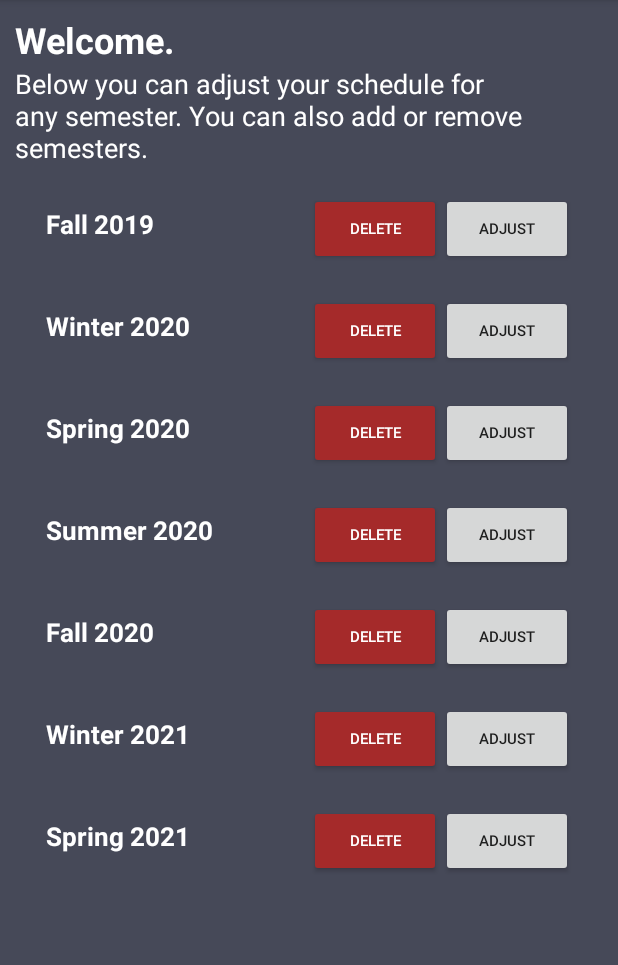
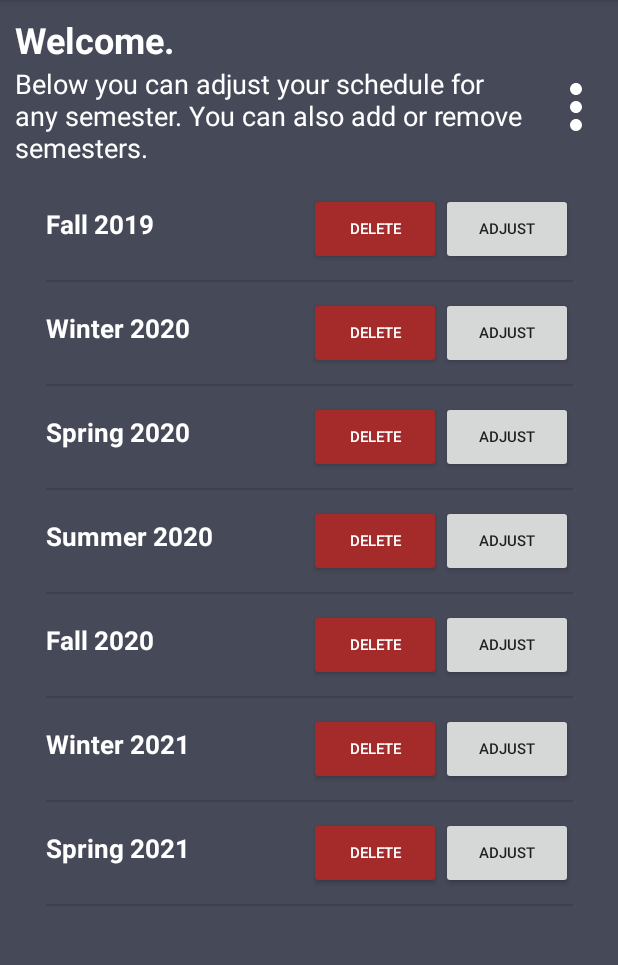
Before and after one commit to jacksonludwig/CSE248, an Android app: the screen it shows after launch (MainActivity), on a phone screen of 412 x 824 dp, the part 84-1049 px from its top. Run offline under Robolectric (Android 15) with nearby library versions, the phone set to English and light mode, and no system bars.

Commit message:
placeholder add semester button

```diff
--- a/CSScheduleMaker/app/build.gradle
+++ b/CSScheduleMaker/app/build.gradle
@@ -10,6 +10,7 @@ android {
         versionCode 1
         versionName "1.0"
         testInstrumentationRunner "androidx.test.runner.AndroidJUnitRunner"
+        android.defaultConfig.vectorDrawables.useSupportLibrary = true
     }
     buildTypes {
         release {
--- a/CSScheduleMaker/app/src/main/java/com/example/csschedulemaker/MainActivity.java
+++ b/CSScheduleMaker/app/src/main/java/com/example/csschedulemaker/MainActivity.java
@@ -1,8 +1,10 @@
 package com.example.csschedulemaker;
 
 import androidx.appcompat.app.AppCompatActivity;
+import androidx.recyclerview.widget.DividerItemDecoration;
 import androidx.recyclerview.widget.LinearLayoutManager;
 import androidx.recyclerview.widget.RecyclerView;
+import androidx.recyclerview.widget.StaggeredGridLayoutManager;
 
 import android.os.Bundle;
 
@@ -22,6 +24,14 @@ public class MainActivity extends AppCompatActivity {
         setContentView(R.layout.activity_main);
 
         RecyclerView semestersRecycler = (RecyclerView) findViewById(R.id.semester_RecyclerView);
+
+        LinearLayoutManager layoutManager = new LinearLayoutManager(this, LinearLayoutManager.VERTICAL, false);
+        layoutManager.scrollToPosition(0);
+        semestersRecycler.setLayoutManager(layoutManager);
+
+        RecyclerView.ItemDecoration itemDecorationHorizLine = new DividerItemDecoration(this, DividerItemDecoration.VERTICAL);
+        semestersRecycler.addItemDecoration(itemDecorationHorizLine);
+
         CourseBag courseBag = Utilities.loadCourses(relativeFilePath);
 
         semesters = Utilities.createBaseSemesters(courseBag);
--- a/CSScheduleMaker/app/src/main/java/com/example/csschedulemaker/SemesterAdapter.java
+++ b/CSScheduleMaker/app/src/main/java/com/example/csschedulemaker/SemesterAdapter.java
@@ -30,6 +30,8 @@ public class SemesterAdapter extends ListAdapter<Semester, SemesterAdapter.ViewH
             semesterTextView = (TextView) itemView.findViewById(R.id.semester_name);
             messageButton = (Button) itemView.findViewById(R.id.message_button);
             deleteButton = (Button) itemView.findViewById(R.id.delete_button);
+
+
         }
     }
 
@@ -55,6 +57,7 @@ public class SemesterAdapter extends ListAdapter<Semester, SemesterAdapter.ViewH
     public SemesterAdapter() {
         super(DIFF_CALLBACK);
         mySemesters = new ArrayList<>();
+
     }
 
     public void addMoreSemesters(List<Semester> newSemesters) {
--- /dev/null
+++ b/CSScheduleMaker/app/src/main/res/drawable/ic_more_vert_white_24dp.xml
@@ -0,0 +1,5 @@
+<vector android:height="24dp" android:tint="#FFFFFF"
+    android:viewportHeight="24.0" android:viewportWidth="24.0"
+    android:width="24dp" xmlns:android="http://schemas.android.com/apk/res/android">
+    <path android:fillColor="#FF000000" android:pathData="M12,8c1.1,0 2,-0.9 2,-2s-0.9,-2 -2,-2 -2,0.9 -2,2 0.9,2 2,2zM12,10c-1.1,0 -2,0.9 -2,2s0.9,2 2,2 2,-0.9 2,-2 -0.9,-2 -2,-2zM12,16c-1.1,0 -2,0.9 -2,2s0.9,2 2,2 2,-0.9 2,-2 -0.9,-2 -2,-2z"/>
+</vector>
--- /dev/null
+++ b/CSScheduleMaker/app/src/main/res/drawable/ic_more_vert_white_48dp.xml
@@ -0,0 +1,5 @@
+<vector android:height="48dp" android:tint="#FFFFFF"
+    android:viewportHeight="24.0" android:viewportWidth="24.0"
+    android:width="48dp" xmlns:android="http://schemas.android.com/apk/res/android">
+    <path android:fillColor="#FF000000" android:pathData="M12,8c1.1,0 2,-0.9 2,-2s-0.9,-2 -2,-2 -2,0.9 -2,2 0.9,2 2,2zM12,10c-1.1,0 -2,0.9 -2,2s0.9,2 2,2 2,-0.9 2,-2 -0.9,-2 -2,-2zM12,16c-1.1,0 -2,0.9 -2,2s0.9,2 2,2 2,-0.9 2,-2 -0.9,-2 -2,-2z"/>
+</vector>
--- a/CSScheduleMaker/app/src/main/res/layout/activity_main.xml
+++ b/CSScheduleMaker/app/src/main/res/layout/activity_main.xml
@@ -48,4 +48,16 @@
         app:layout_constraintTop_toBottomOf="@+id/infoWelcome_textview"
         app:layout_constraintVertical_bias="0.0" />
 
+    <ImageButton
+        android:id="@+id/add_semester_button"
+        android:layout_width="42dp"
+        android:layout_height="55dp"
+        android:background="?android:attr/selectableItemBackground"
+        app:layout_constraintBottom_toTopOf="@+id/semester_RecyclerView"
+        app:layout_constraintEnd_toEndOf="parent"
+        app:layout_constraintStart_toEndOf="@+id/infoWelcome_textview"
+        app:layout_constraintTop_toTopOf="parent"
+        app:layout_constraintVertical_bias="0.682"
+        app:srcCompat="@drawable/ic_more_vert_white_48dp" />
+
 </androidx.constraintlayout.widget.ConstraintLayout>
--- a/CSScheduleMaker/app/src/main/res/layout/row_layout.xml
+++ b/CSScheduleMaker/app/src/main/res/layout/row_layout.xml
@@ -7,16 +7,16 @@
     android:paddingTop="10dp"
     android:paddingBottom="10dp">
 
+
     <TextView
         android:id="@+id/semester_name"
-        android:layout_width="0dp"
+        android:layout_width="wrap_content"
         android:layout_height="wrap_content"
         android:layout_weight="1"
         android:text="Semester Name"
         android:textColor="@android:color/white"
         android:textSize="17sp"
         android:textStyle="bold" />
-
 
     <Button
         android:id="@+id/delete_button"
```
Also changed, not shown: CSScheduleMaker/app/src/main/res/drawable/baseline_more_vert_24.xml (added, +10 -0 lines), CSScheduleMaker/app/src/main/res/drawable/ic_more_vert_24px.xml (added, +9 -0 lines).
